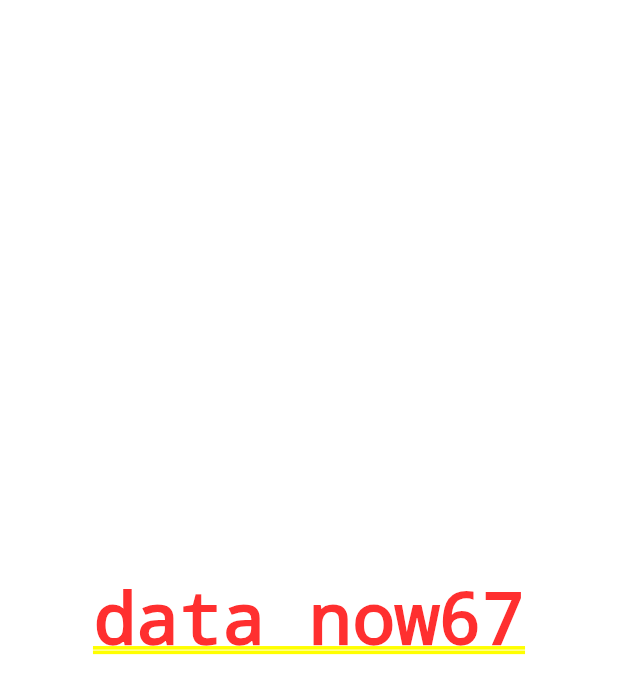
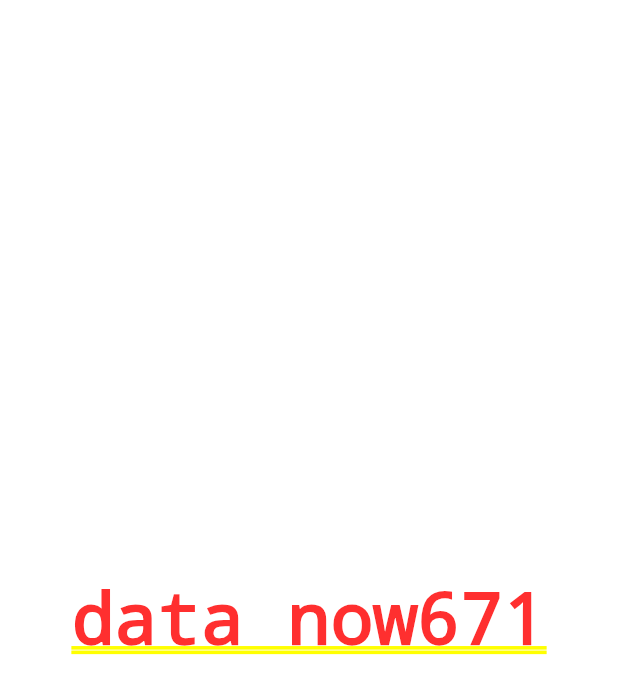
Before and after one commit to rawh-app/Mobile, a Flutter app: the screen it shows after launch, on a phone screen of 412 x 824 dp. Shown: the top 694 px of the screen. Run offline on Flutter 3.47's test engine with Material 3 defaults, Android fonts, the phone set to English and light mode, and no system bars.

Commit message:
adds1244

```diff
--- a/lib/main.dart
+++ b/lib/main.dart
@@ -15,7 +15,7 @@ class MyApp extends StatelessWidget {
       theme: ThemeData(
         colorScheme: ColorScheme.fromSeed(seedColor: Colors.deepPurple),
       ),
-      home:   Container(child: Center(child: Text('data now67'),),),
+      home:   Container(child: Center(child: Text('data now671'),),),
     );
   }
 }
```
